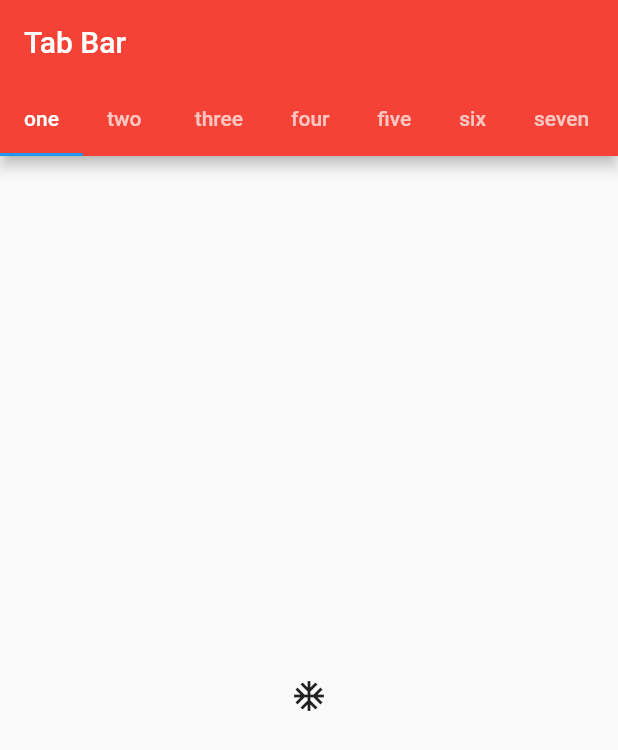
After one commit to Bj98/flutter_widgets, a Flutter app: the TabBarWidget screen opened directly, on a phone screen of 412 x 824 dp. The commit adds this screen. Shown: the top 750 px of the screen. Run offline on Flutter 3.47's test engine with Material 2 defaults, Android fonts, the phone set to English and light mode, and no system bars.

Commit message:
Second commit to different flutter widgets

```diff
--- a/lib/widgets/raisedbuttonwidget.dart
+++ b/lib/widgets/raisedbuttonwidget.dart
@@ -2,6 +2,7 @@ import 'dart:developer';
 
 import 'package:flutter/cupertino.dart';
 import 'package:flutter/material.dart';
+import 'package:text_wizards/widgets/raisedbuttonwithtext.dart';
 
 class RaisedButtonWidget extends StatelessWidget {
   @override
@@ -9,7 +10,10 @@ class RaisedButtonWidget extends StatelessWidget {
     return Center(
       child: RaisedButton(
         padding: EdgeInsets.all(20),
-        onPressed: () => {log('Raised button is clicked')},
+        onPressed: () => {
+          log('Raised button is clicked'),
+          Navigator.push(context, MaterialPageRoute(builder: (context)=>RaisedButtonWithText()))
+        },
         child: Text(
           'Click Me!',
           style: TextStyle(fontSize:20,color: Colors.black,fontWeight: FontWeight.bold),
--- /dev/null
+++ b/lib/widgets/tabBarWidget.dart
@@ -0,0 +1,68 @@
+import 'package:flutter/cupertino.dart';
+import 'package:flutter/material.dart';
+
+class TabBarWidget extends StatelessWidget {
+  @override
+  Widget build(BuildContext context) {
+    return DefaultTabController(
+      length: 10,
+      child: Scaffold(
+        appBar: AppBar(
+          title: Text('Tab Bar'),
+          bottom: TabBar(
+            isScrollable: true,
+            //controller: TabController(initialIndex: 2),
+            indicatorColor: Colors.blue,
+            tabs: [
+              Tab(
+                child: Text('one'),
+              ),
+              Tab(
+                child: Text('two '),
+              ),
+              Tab(
+                child: Text('three'),
+              ),
+              Tab(
+                child: Text('four'),
+              ),
+              Tab(
+                child: Text('five'),
+              ),
+              Tab(
+                child: Text('six'),
+              ),
+              Tab(
+                child: Text('seven'),
+              ),
+              Tab(
+                child: Text('eight'),
+              ),
+              Tab(
+                child: Text('nine'),
+              ),
+              Tab(
+                child: Text('ten'),
+              ),
+            ],
+          ),
+        ),
+        body: TabBarView(
+          children: [
+            Icon(Icons.ac_unit),
+            Icon(Icons.ac_unit),
+            Icon(Icons.ac_unit),
+            Icon(Icons.ac_unit),
+            Icon(Icons.ac_unit),
+            Icon(Icons.ac_unit),
+            Icon(Icons.ac_unit),
+            Icon(Icons.ac_unit),
+            Icon(Icons.ac_unit),
+            Icon(Icons.ac_unit),
+          ],
+        ),
+      ),
+
+    );
+  }
+}
```
Also changed, not shown: lib/main.dart (+48 -29 lines), lib/widgets/bottomNavigationWidget.dart (added, +76 -0 lines), lib/widgets/containerWidget.dart (renamed from lib/widgets/containerwidget.dart, +8 -7 lines), lib/widgets/dynamicListViewWidget.dart (added, +45 -0 lines), lib/widgets/listTileWidget.dart (added, +55 -0 lines), lib/widgets/listviewidget.dart (added, +9 -0 lines), lib/widgets/raisedbuttonwithtext.dart (+9 -2 lines), lib/widgets/rowWidget.dart (added, +22 -0 lines), lib/widgets/separatedListViewWidget.dart (added, +50 -0 lines), lib/widgets/stackWidget.dart (added, +27 -0 lines), lib/widgets/staticListViewWidget.dart (added, +51 -0 lines), images/hello.jpg (added), lib/widgets/assetImageWidget.dart (renamed from lib/widgets/assetimagewidget.dart), lib/widgets/flatButtonWidget.dart (renamed from lib/widgets/flatbuttonwidget.dart).
